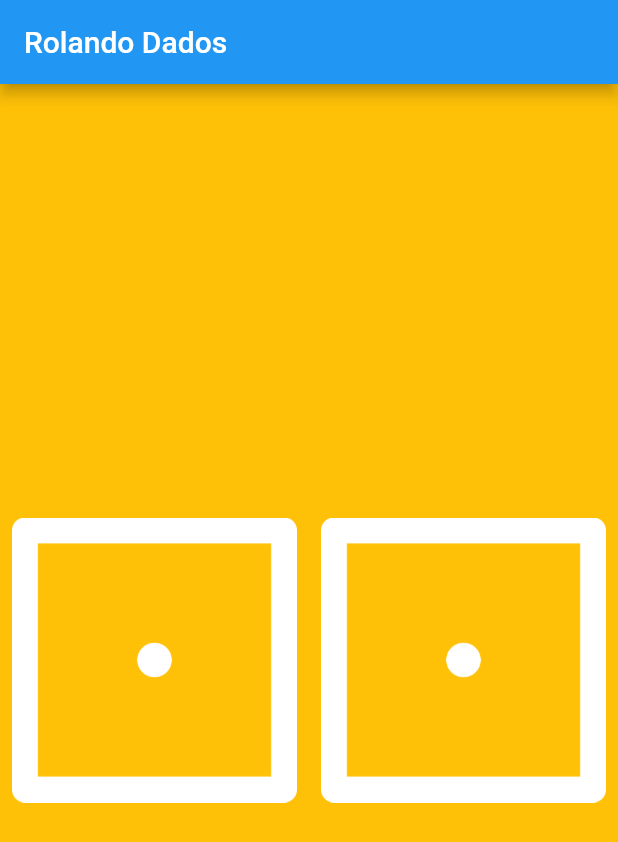
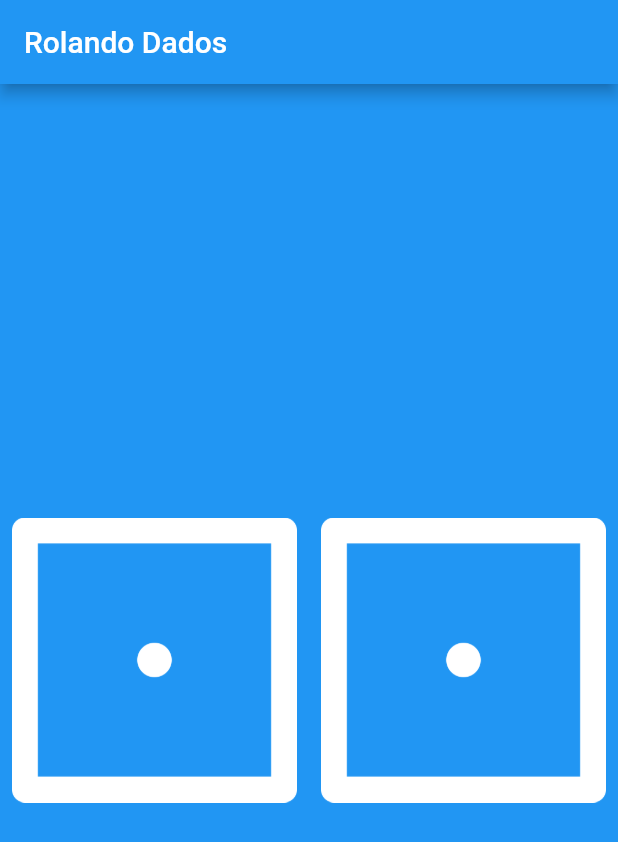
Before and after one commit to Matheus-IT/dice, a Flutter app: the screen it shows after launch, on a phone screen of 412 x 824 dp. Shown: the top 842 px of the screen. Run offline on Flutter 3.47's test engine with Material 2 defaults, Android fonts, the phone set to English and light mode, and no system bars.

Commit message:
fix background color

```diff
--- a/lib/dices_app.dart
+++ b/lib/dices_app.dart
@@ -44,7 +44,6 @@ class _DicesAppState extends State<DicesApp> {
           child: GestureDetector(
             onTap: _rollDice,
             child: Container(
-              color: Colors.amber,
               height: double.infinity,
               child: Row(
                 mainAxisAlignment: MainAxisAlignment.center,
```
